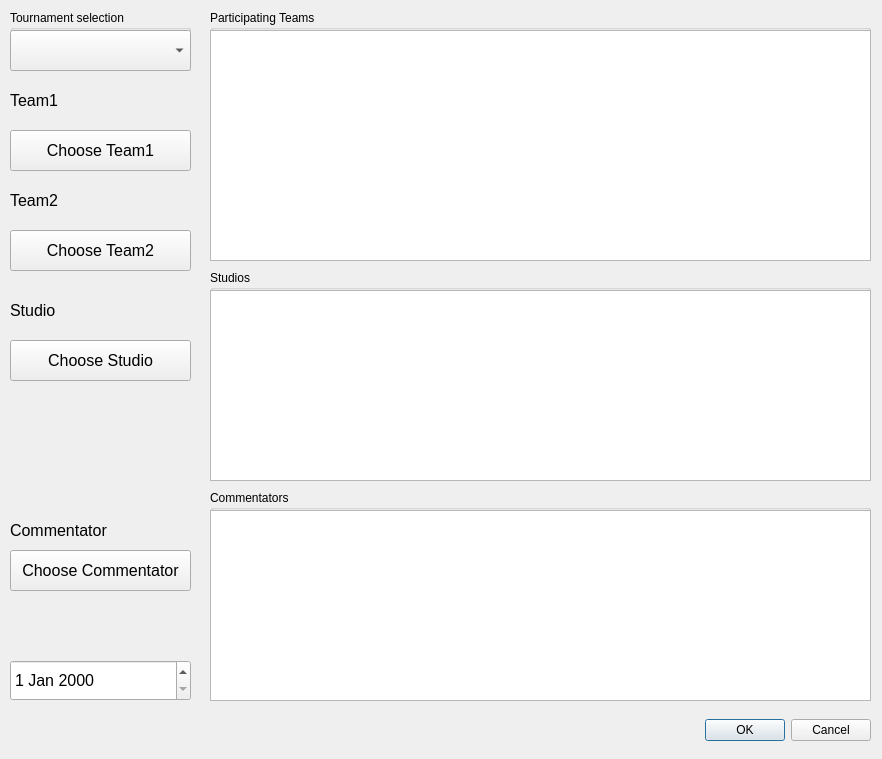
Above: DataBaseCybersport/MatchCreationDialog.ui from Inlucker/DataBaseCybersport before the change. Below: the same form after it.
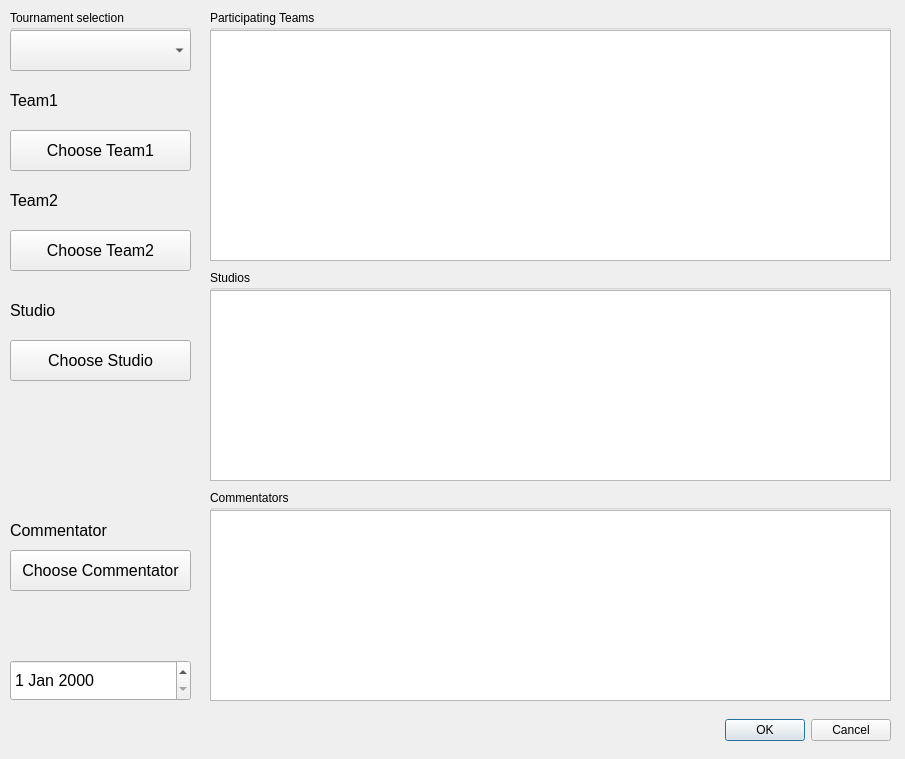
That is the form after the change.

Patch:
```diff
--- a/DataBaseCybersport/MatchCreationDialog.ui
+++ b/DataBaseCybersport/MatchCreationDialog.ui
@@ -6,7 +6,7 @@
    <rect>
     <x>0</x>
     <y>0</y>
-    <width>882</width>
+    <width>905</width>
     <height>759</height>
    </rect>
   </property>
@@ -18,7 +18,7 @@
     <rect>
      <x>210</x>
      <y>10</y>
-     <width>661</width>
+     <width>681</width>
      <height>251</height>
     </rect>
    </property>
@@ -30,7 +30,7 @@
      <rect>
       <x>0</x>
       <y>20</y>
-      <width>661</width>
+      <width>681</width>
       <height>231</height>
      </rect>
     </property>
@@ -141,7 +141,7 @@
     <rect>
      <x>210</x>
      <y>270</y>
-     <width>661</width>
+     <width>681</width>
      <height>211</height>
     </rect>
    </property>
@@ -153,7 +153,7 @@
      <rect>
       <x>0</x>
       <y>20</y>
-      <width>661</width>
+      <width>681</width>
       <height>191</height>
      </rect>
     </property>
@@ -164,7 +164,7 @@
     <rect>
      <x>210</x>
      <y>490</y>
-     <width>661</width>
+     <width>681</width>
      <height>211</height>
     </rect>
    </property>
@@ -176,7 +176,7 @@
      <rect>
       <x>0</x>
       <y>20</y>
-      <width>661</width>
+      <width>681</width>
       <height>191</height>
      </rect>
     </property>
@@ -272,7 +272,7 @@
   <widget class="QDialogButtonBox" name="buttonBox">
    <property name="geometry">
     <rect>
-     <x>480</x>
+     <x>500</x>
      <y>710</y>
      <width>391</width>
      <height>41</height>
```
